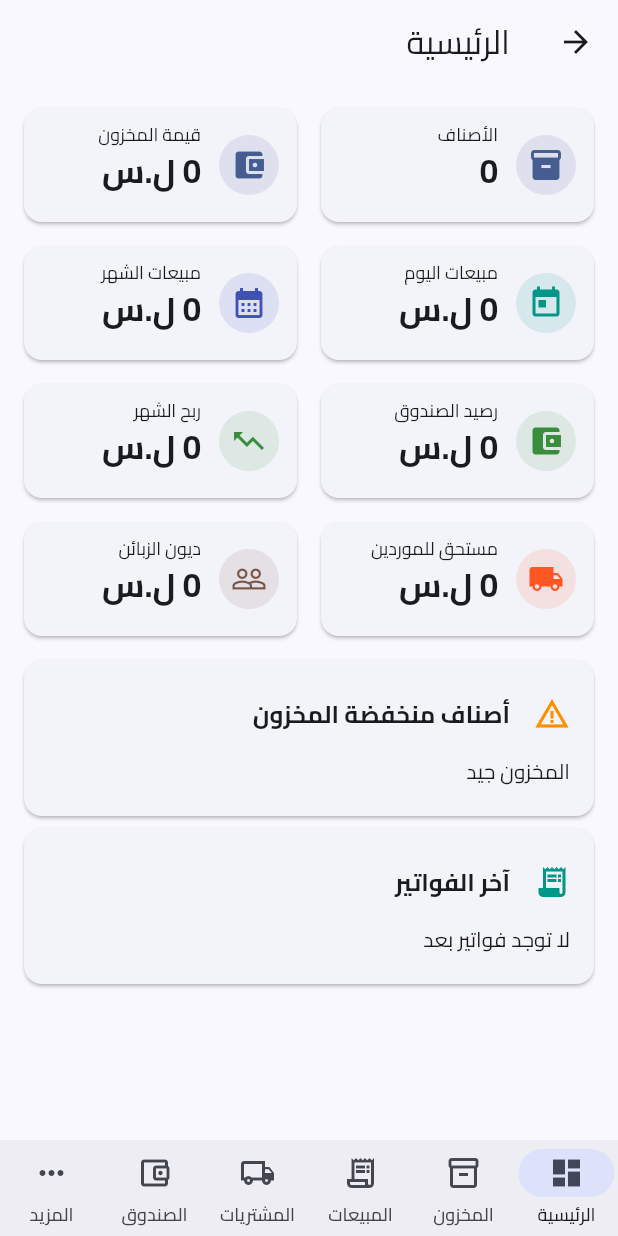
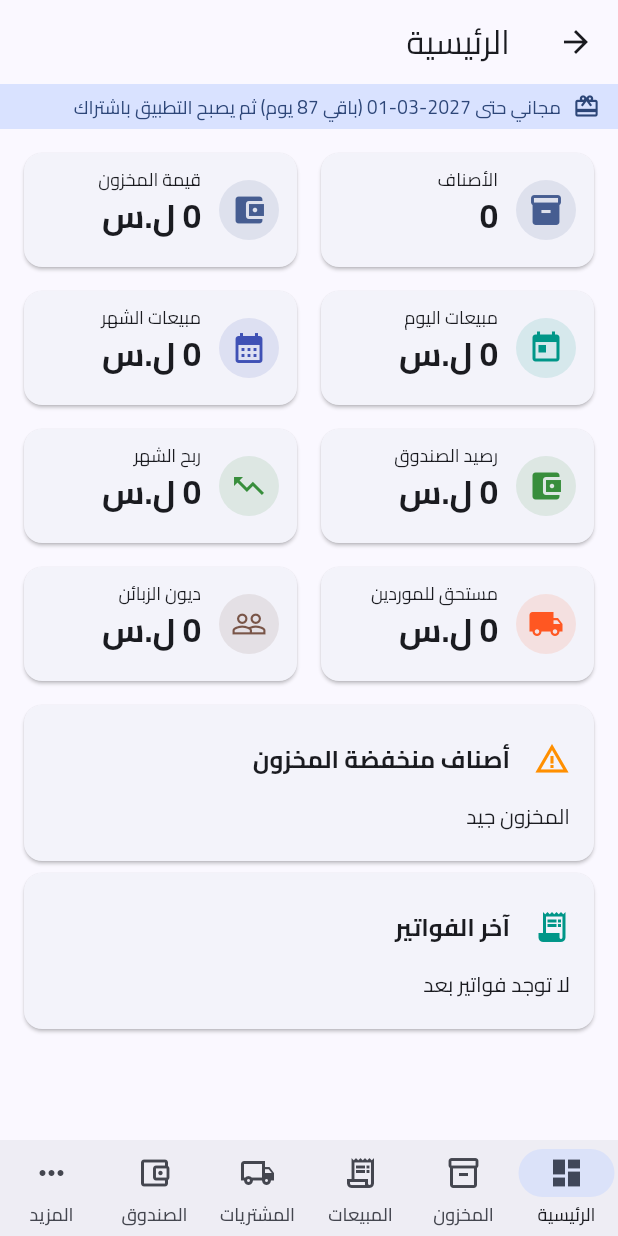
Before and after one commit to mahiralmuhammed1980/nasaqmarket-app, a Flutter app: the Shell screen opened directly, on a phone screen of 412 x 824 dp. Run offline on Flutter 3.47's test engine with Material 3 defaults, Android fonts, the phone set to English and light mode, and no system bars; our stand-ins replace csv, drift, file_picker, flutter_secure_storage, google_sign_in, image_picker and 4 more; missing offline and left inert: excel, googleapis, mobile_scanner, sqlite3; accounts and stored records are empty; generated files the repository leaves out were written again.

Commit message:
الفترة المجانية: شريط «مجاني حتى» ثم وضع القراءة فقط بعد التاريخ
- AccessPolicy وتاريخ kFreeUntil، وقراءة التاريخ اختيارياً من ملف JSON عام مع التخزين المحلي
- حارس الساعة يمنع الالتفاف بإرجاع وقت الهاتف
- المستودع يرفض الإضافة والتعديل بعد الانتهاء (ReadOnlyMode) وتبقى القراءة والتصدير والنسخ
- شريط الحالة في الواجهة ومنع أزرار الإضافة برسالة واضحة
- اختبارات جديدة (66 اختباراً تنجح)

Co-Authored-By: Claude Sonnet 5.5 <noreply@anthropic.com>
Claude-Session: https://claude.ai/code/session_01KU7JU3oQmKK14MCKjspHAH

```diff
--- a/lib/app_state.dart
+++ b/lib/app_state.dart
@@ -9,6 +9,7 @@ import 'services/backup.dart';
 import 'services/kv_store.dart';
 import 'core/business.dart';
 import 'core/format.dart';
+import 'services/access.dart';
 import 'services/auth.dart';
 import 'services/store_info.dart';
 import 'services/pin.dart';
@@ -23,6 +24,10 @@ class AppController extends ChangeNotifier {
   final AppDatabase? _injectedDb;
   final bool _forceSignedIn;
   final BusinessType? _presetType;
+  final DateTime? _freeUntilOverride;
+  final DateTime Function() _clock;
+  AccessPolicy policy = AccessPolicy(kFreeUntil);
+  DateTime _seen = DateTime.fromMillisecondsSinceEpoch(0);
 
   /// للاختبارات: يمكن حقن قاعدة بيانات وتخزين وتجاوز تسجيل الدخول وتحديد نوع النشاط مسبقاً.
   AppController({
@@ -30,10 +35,14 @@ class AppController extends ChangeNotifier {
     KvStore? kvStore,
     @visibleForTesting bool forceSignedIn = false,
     @visibleForTesting BusinessType? presetType,
+    @visibleForTesting DateTime? freeUntil,
+    @visibleForTesting DateTime Function()? clock,
   })  : kv = kvStore ?? SecureKv(),
         _injectedDb = database,
         _forceSignedIn = forceSignedIn,
-        _presetType = presetType;
+        _presetType = presetType,
+        _freeUntilOverride = freeUntil,
+        _clock = clock ?? DateTime.now;
   final DriveBackupService drive = DriveBackupService();
   late final AuthService auth = AuthService(kv, drive);
   late final PinManager pin = PinManager(kv);
@@ -49,12 +58,41 @@ class AppController extends ChangeNotifier {
   bool get signedIn => account != null || devBypass || _forceSignedIn;
   bool get onboarded => config != null;
 
+  /// الوقت الفعلي: الأكبر بين ساعة الهاتف وآخر وقت شوهد (يمنع إرجاع الساعة للالتفاف).
+  DateTime get effectiveNow {
+    final t = _clock();
+    return t.isAfter(_seen) ? t : _seen;
+  }
+
+  /// وضع القراءة فقط بعد انتهاء الفترة المجانية (ما لم يكن هناك اشتراك).
+  bool get readOnly => policy.readOnly(effectiveNow);
+  bool get inFreePeriod => policy.isFree(effectiveNow);
+  int get freeDaysLeft => policy.daysLeft(effectiveNow);
+
+  /// يحدّث آخر وقت شوهد (يُستدعى عند فتح التطبيق وعند العودة من الخلفية).
+  Future<void> touchClock() async {
+    final before = readOnly;
+    try {
+      _seen = await ClockGuard(kv, _clock).now();
+    } catch (_) {}
+    if (readOnly != before) notifyListeners();
+  }
+
+  Future<void> _refreshFreeUntil() async {
+    final src = FreeUntilSource(kv);
+    final d = await src.refresh();
+    if (d != null) {
+      policy = AccessPolicy(d, subscribed: policy.subscribed);
+      notifyListeners();
+    }
+  }
+
   /// إعدادات المحل الحالية (نوع افتراضي «عام» قبل الإعداد الأول).
   StoreConfig get cfg => config ?? StoreConfig.forType(BusinessType.general);
 
   Future<void> init() async {
     db = _injectedDb ?? openAppDatabase();
-    repo = Repository(db);
+    repo = Repository(db, isLocked: () => readOnly);
     try {
       account = await auth.current();
     } catch (_) {
@@ -62,12 +100,15 @@ class AppController extends ChangeNotifier {
     }
     pinRequired = await pin.isSet;
     unlocked = !pinRequired;
+    policy = AccessPolicy(_freeUntilOverride ?? await FreeUntilSource(kv).cached());
+    await touchClock();
     await _loadStore();
     if (_presetType != null && config == null) {
       await saveConfig(StoreConfig.forType(_presetType));
     }
     ready = true;
     notifyListeners();
+    if (_freeUntilOverride == null) _refreshFreeUntil();
     _autoBackup();
   }
 
@@ -200,7 +241,7 @@ class AppController extends ChangeNotifier {
     }
     await file.writeAsBytes(raw, flush: true);
     db = openAppDatabase();
-    repo = Repository(db);
+    repo = Repository(db, isLocked: () => readOnly);
     await _loadStore();
     notifyListeners();
   }
--- /dev/null
+++ b/lib/services/access.dart
@@ -0,0 +1,90 @@
+import 'dart:convert';
+
+import 'package:http/http.dart' as http;
+
+import 'kv_store.dart';
+
+/// نهاية الفترة المجانية (نهاية هذا اليوم). غيّره عند النشر.
+/// التطبيق مجاني التحميل دائماً؛ بعد هذا التاريخ يصبح الدخول للقراءة والتصدير فقط
+/// إلى أن يُفعَّل الاشتراك عبر Google Play (المرحلة التالية).
+final DateTime kFreeUntil = DateTime(2027, 3, 1);
+
+/// رابط اختياري لملف JSON عام يحدد التاريخ بلا إصدار جديد: {"freeUntil":"2027-03-01"}.
+/// يُمرَّر عند البناء: --dart-define=FREE_UNTIL_URL=https://.../free_until.json
+const kFreeUntilUrl = String.fromEnvironment('FREE_UNTIL_URL');
+
+/// حالة الوصول: فترة مجانية أو قراءة فقط.
+class AccessPolicy {
+  final DateTime freeUntil;
+  final bool subscribed;
+  const AccessPolicy(this.freeUntil, {this.subscribed = false});
+
+  /// يوم آخر يوم مجاني ينتهي عند نهايته.
+  DateTime get _end => DateTime(freeUntil.year, freeUntil.month, freeUntil.day + 1);
+
+  bool isFree(DateTime now) => now.isBefore(_end);
+  bool readOnly(DateTime now) => !subscribed && !isFree(now);
+
+  /// الأيام المتبقية في الفترة المجانية (0 = آخر يوم).
+  int daysLeft(DateTime now) {
+    final d = DateTime(freeUntil.year, freeUntil.month, freeUntil.day)
+        .difference(DateTime(now.year, now.month, now.day))
+        .inDays;
+    return d < 0 ? 0 : d;
+  }
+}
+
+/// يخزّن آخر وقت شوهد ويمنع الالتفاف على الفترة بإرجاع ساعة الهاتف إلى الوراء.
+class ClockGuard {
+  final KvStore kv;
+  final DateTime Function() _clock;
+  ClockGuard(this.kv, [DateTime Function()? clock]) : _clock = clock ?? DateTime.now;
+  static const _k = 'last_seen_ms';
+
+  /// الوقت الفعلي = الأكبر بين ساعة الهاتف وآخر وقت شوهد، ويُحدَّث المخزَّن.
+  Future<DateTime> now() async {
+    final real = _clock();
+    final last = int.tryParse(await kv.read(_k) ?? '');
+    final lastT = last == null ? null : DateTime.fromMillisecondsSinceEpoch(last);
+    final eff = (lastT != null && lastT.isAfter(real)) ? lastT : real;
+    await kv.write(_k, '${eff.millisecondsSinceEpoch}');
+    return eff;
+  }
+}
+
+/// يقرأ تاريخ نهاية الفترة المجانية من الملف العام ويحفظه محلياً؛
+/// عند غياب الاتصال يُستعمل آخر قيمة محفوظة ثم [kFreeUntil].
+class FreeUntilSource {
+  final KvStore kv;
+  final http.Client? client;
+  final String url;
+  FreeUntilSource(this.kv, {this.client, this.url = kFreeUntilUrl});
+  static const _k = 'free_until';
+
+  static DateTime? parse(String body) {
+    try {
+      final m = jsonDecode(body) as Map<String, dynamic>;
+      final d = DateTime.tryParse('${m['freeUntil']}');
+      return d == null ? null : DateTime(d.year, d.month, d.day);
+    } catch (_) {
+      return null;
+    }
+  }
+
+  /// آخر قيمة محفوظة أو [kFreeUntil] (فوري، بلا شبكة).
+  Future<DateTime> cached() async => DateTime.tryParse(await kv.read(_k) ?? '') ?? kFreeUntil;
+
+  /// يجلب القيمة من الإنترنت إن ضُبط الرابط؛ يعيد null عند الفشل أو بلا رابط.
+  Future<DateTime?> refresh() async {
+    if (url.isEmpty) return null;
+    try {
+      final c = client ?? http.Client();
+      final r = await c.get(Uri.parse(url)).timeout(const Duration(seconds: 6));
+      final d = r.statusCode == 200 ? parse(r.body) : null;
+      if (d != null) await kv.write(_k, d.toIso8601String());
+      return d;
+    } catch (_) {
+      return null;
+    }
+  }
+}
--- a/lib/ui/cash_screen.dart
+++ b/lib/ui/cash_screen.dart
@@ -91,7 +91,7 @@ class _CashScreenState extends State<CashScreen> {
   Widget build(BuildContext context) {
     final repo = context.repo;
     return Scaffold(
-      floatingActionButton: FloatingActionButton.extended(onPressed: _newEntry, icon: const Icon(Icons.add), label: const Text('حركة جديدة')),
+      floatingActionButton: FloatingActionButton.extended(onPressed: () => canWrite(context) ? _newEntry() : null, icon: const Icon(Icons.add), label: const Text('حركة جديدة')),
       body: Centered(
         maxWidth: 800,
         child: Column(children: [
--- a/lib/ui/common.dart
+++ b/lib/ui/common.dart
@@ -1,4 +1,6 @@
 import 'package:flutter/material.dart';
+
+import '../app_state.dart';
 
 const kBreakpoint = 720.0;
 bool isWide(BuildContext c) => MediaQuery.sizeOf(c).width >= kBreakpoint;
@@ -10,6 +12,13 @@ void snack(BuildContext c, String msg, {bool error = false}) {
     content: Text(msg),
     backgroundColor: error ? Theme.of(c).colorScheme.error : null,
   ));
+}
+
+/// يمنع الإضافة/التعديل بعد انتهاء الفترة المجانية ويعرض سبب المنع. true = مسموح.
+bool canWrite(BuildContext c) {
+  if (!c.appRead.readOnly) return true;
+  snack(c, 'انتهت الفترة المجانية: التطبيق للقراءة والتصدير فقط حتى تفعيل الاشتراك', error: true);
+  return false;
 }
 
 Future<bool> confirm(BuildContext c, String title, {String? body, String ok = 'تأكيد', bool danger = false}) async {
--- a/lib/ui/inventory_screen.dart
+++ b/lib/ui/inventory_screen.dart
@@ -56,7 +56,7 @@ class _InventoryScreenState extends State<InventoryScreen> {
     final cfg = context.app.cfg;
     return Scaffold(
       floatingActionButton: FloatingActionButton.extended(
-        onPressed: () => Navigator.push(context, MaterialPageRoute(builder: (_) => const ProductFormPage())),
+        onPressed: () => canWrite(context) ? Navigator.push(context, MaterialPageRoute(builder: (_) => const ProductFormPage())) : null,
         icon: const Icon(Icons.add),
         label: const Text('صنف جديد'),
       ),
@@ -411,7 +411,7 @@ class _ProductDetailPageState extends State<ProductDetailPage> {
         IconButton(icon: const Icon(Icons.delete_outline), onPressed: _delete),
       ]),
       floatingActionButton: FloatingActionButton.extended(
-          onPressed: () => showBatchDialog(context, p.id), icon: const Icon(Icons.add), label: const Text('إضافة كمية')),
+          onPressed: () => canWrite(context) ? showBatchDialog(context, p.id) : null, icon: const Icon(Icons.add), label: const Text('إضافة كمية')),
       body: Centered(
         child: StreamBuilder<List<StockBatch>>(
           stream: context.repo.watchBatches(p.id),
--- a/lib/ui/purchases_screen.dart
+++ b/lib/ui/purchases_screen.dart
@@ -36,7 +36,7 @@ class _SuppliersTab extends StatelessWidget {
   @override
   Widget build(BuildContext context) => Scaffold(
         floatingActionButton: FloatingActionButton.extended(
-            onPressed: () => showSupplierDialog(context), icon: const Icon(Icons.add), label: const Text('مورد جديد')),
+            onPressed: () => canWrite(context) ? showSupplierDialog(context) : null, icon: const Icon(Icons.add), label: const Text('مورد جديد')),
         body: StreamBuilder<List<Supplier>>(
           stream: context.repo.watchSuppliers(),
           builder: (ctx, snap) {
@@ -163,7 +163,7 @@ class _OrdersTab extends StatelessWidget {
   @override
   Widget build(BuildContext context) => Scaffold(
         floatingActionButton: FloatingActionButton.extended(
-          onPressed: () => Navigator.push(context, MaterialPageRoute(builder: (_) => const OrderFormPage())),
+          onPressed: () => canWrite(context) ? Navigator.push(context, MaterialPageRoute(builder: (_) => const OrderFormPage())) : null,
           icon: const Icon(Icons.add),
           label: const Text('أمر شراء'),
         ),
--- a/lib/ui/sales_screen.dart
+++ b/lib/ui/sales_screen.dart
@@ -23,7 +23,7 @@ class _SalesScreenState extends State<SalesScreen> {
   @override
   Widget build(BuildContext context) => Scaffold(
         floatingActionButton: FloatingActionButton.extended(
-          onPressed: () => Navigator.push(context, MaterialPageRoute(builder: (_) => const NewInvoicePage())),
+          onPressed: () => canWrite(context) ? Navigator.push(context, MaterialPageRoute(builder: (_) => const NewInvoicePage())) : null,
           icon: const Icon(Icons.add),
           label: const Text('فاتورة جديدة'),
         ),
--- a/lib/ui/shell.dart
+++ b/lib/ui/shell.dart
@@ -1,6 +1,7 @@
 import 'package:flutter/material.dart';
 
 import '../app_state.dart';
+import '../core/format.dart';
 import 'common.dart';
 import 'dashboard_screen.dart';
 import 'cash_screen.dart';
@@ -51,6 +52,7 @@ class _ShellState extends State<Shell> with WidgetsBindingObserver {
   @override
   void didChangeAppLifecycleState(AppLifecycleState s) {
     if (s == AppLifecycleState.paused) _pausedAt = DateTime.now();
+    if (s == AppLifecycleState.resumed) context.app.touchClock();
     if (s == AppLifecycleState.resumed && _pausedAt != null) {
       if (DateTime.now().difference(_pausedAt!) > const Duration(minutes: 1)) context.app.lock();
       _pausedAt = null;
@@ -61,6 +63,7 @@ class _ShellState extends State<Shell> with WidgetsBindingObserver {
   Widget build(BuildContext context) {
     final wide = isWide(context);
     final page = KeyedSubtree(key: ValueKey(_i), child: _tabs[_i].page());
+    final banner = _AccessBanner(app: context.app);
     return Scaffold(
       appBar: AppBar(
         title: Text(_tabs[_i].label),
@@ -81,9 +84,9 @@ class _ShellState extends State<Shell> with WidgetsBindingObserver {
                 ],
               ),
               const VerticalDivider(width: 1),
-              Expanded(child: page),
+              Expanded(child: Column(children: [banner, Expanded(child: page)])),
             ])
-          : page,
+          : Column(children: [banner, Expanded(child: page)]),
       bottomNavigationBar: wide
           ? null
           : NavigationBar(
@@ -99,3 +102,48 @@ class _ShellState extends State<Shell> with WidgetsBindingObserver {
     );
   }
 }
+
+/// شريط الحالة: يذكّر بنهاية الفترة المجانية، وبعدها يوضّح أن التطبيق للقراءة فقط.
+class _AccessBanner extends StatelessWidget {
+  final AppController app;
+  const _AccessBanner({required this.app});
+
+  @override
+  Widget build(BuildContext context) {
+    final cs = Theme.of(context).colorScheme;
+    if (app.readOnly) {
+      return Material(
+        color: cs.errorContainer,
+        child: Padding(
+          padding: const EdgeInsets.symmetric(horizontal: 12, vertical: 8),
+          child: Row(children: [
+            Icon(Icons.lock_clock, size: 20, color: cs.onErrorContainer),
+            const SizedBox(width: 8),
+            Expanded(
+              child: Text('انتهت الفترة المجانية: التطبيق للقراءة والتصدير فقط. بياناتك محفوظة والاشتراك قريباً.',
+                  style: TextStyle(color: cs.onErrorContainer, fontSize: 13)),
+            ),
+          ]),
+        ),
+      );
+    }
+    final d = app.freeDaysLeft;
+    final until = dateFmt(app.policy.freeUntil);
+    return Material(
+      color: d <= 14 ? cs.tertiaryContainer : cs.primaryContainer,
+      child: Padding(
+        padding: const EdgeInsets.symmetric(horizontal: 12, vertical: 6),
+        child: Row(children: [
+          Icon(Icons.card_giftcard, size: 18, color: d <= 14 ? cs.onTertiaryContainer : cs.onPrimaryContainer),
+          const SizedBox(width: 8),
+          Expanded(
+            child: Text(
+              d == 0 ? 'آخر يوم مجاني ($until) ثم يصبح التطبيق باشتراك' : 'مجاني حتى $until (باقي $d يوم) ثم يصبح التطبيق باشتراك',
+              style: TextStyle(color: d <= 14 ? cs.onTertiaryContainer : cs.onPrimaryContainer, fontSize: 12.5),
+            ),
+          ),
+        ]),
+      ),
+    );
+  }
+}
--- a/lib/ui/supplier_statement_page.dart
+++ b/lib/ui/supplier_statement_page.dart
@@ -78,6 +78,7 @@ class _SupplierStatementPageState extends State<SupplierStatementPage> {
             icon: const Icon(Icons.payments),
             label: const Text('تسجيل دفعة'),
             onPressed: () async {
+              if (!canWrite(context)) return;
               final ok = await showCashEntryDialog(context, 'supplier_payment', supplierId: st.supplier.id);
               if (ok == true) _reload();
             },
```
Also changed, not shown: lib/data/repository.dart (+46 -13 lines), 3 other files.
